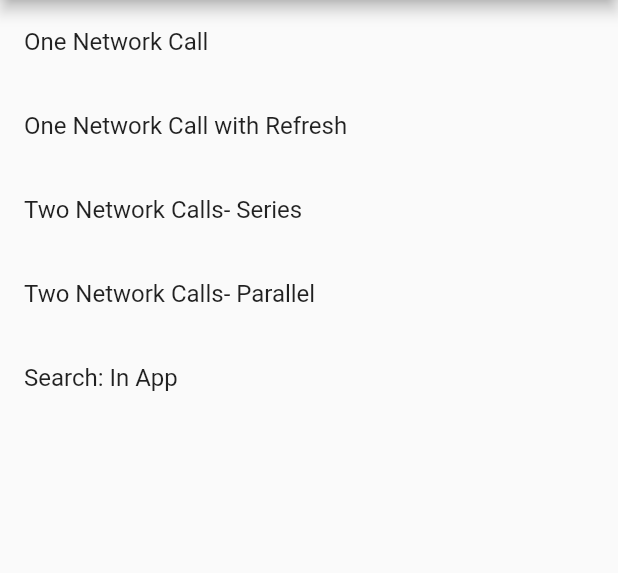
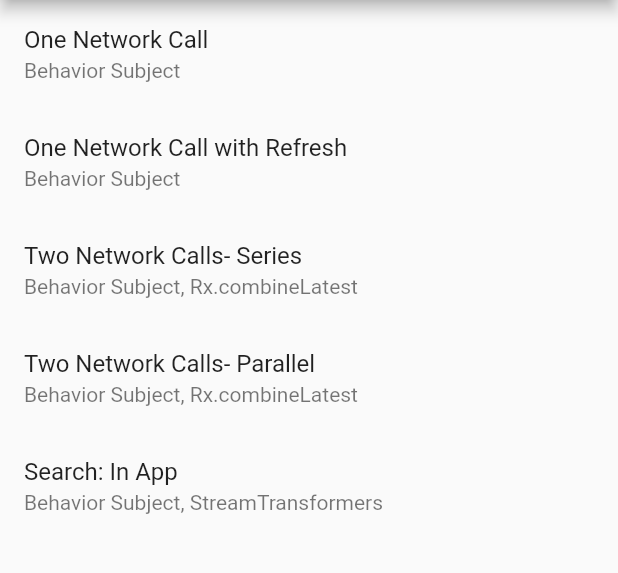
Before and after one commit to apgapg/rx_dart_samples, a Flutter app: the screen it shows after launch, on a phone screen of 412 x 824 dp, the part 84-657 px from its top. Run offline on Flutter 3.47's test engine with Material 2 defaults, Android fonts, the phone set to English and light mode, and no system bars; our stand-ins replace rxdart.

Commit message:
Add subtitles to Home Page list

```diff
--- a/lib/home_page.dart
+++ b/lib/home_page.dart
@@ -15,7 +15,7 @@ class _HomePageState extends State<HomePage> {
   Widget build(BuildContext context) {
     return Scaffold(
       appBar: AppBar(
-        title: Text("RxDart Samples"),
+        title: const Text("RxDart Samples"),
       ),
       body: Center(
         child: ListView(
@@ -23,6 +23,9 @@ class _HomePageState extends State<HomePage> {
             ListTile(
               title: const Text(
                 "One Network Call",
+              ),
+              subtitle: const Text(
+                "Behavior Subject",
               ),
               onTap: () {
                 Navigator.push(
@@ -37,6 +40,9 @@ class _HomePageState extends State<HomePage> {
               title: const Text(
                 "One Network Call with Refresh",
               ),
+              subtitle: const Text(
+                "Behavior Subject",
+              ),
               onTap: () {
                 Navigator.push(
                   context,
@@ -49,6 +55,9 @@ class _HomePageState extends State<HomePage> {
             ListTile(
               title: const Text(
                 "Two Network Calls- Series",
+              ),
+              subtitle: const Text(
+                "Behavior Subject, Rx.combineLatest",
               ),
               onTap: () {
                 Navigator.push(
@@ -63,6 +72,9 @@ class _HomePageState extends State<HomePage> {
               title: const Text(
                 "Two Network Calls- Parallel",
               ),
+              subtitle: const Text(
+                "Behavior Subject, Rx.combineLatest",
+              ),
               onTap: () {
                 Navigator.push(
                   context,
@@ -75,6 +87,9 @@ class _HomePageState extends State<HomePage> {
             ListTile(
               title: const Text(
                 "Search: In App",
+              ),
+              subtitle: const Text(
+                "Behavior Subject, StreamTransformers",
               ),
               onTap: () {
                 Navigator.push(
```
Also changed, not shown: res/s1.png.
